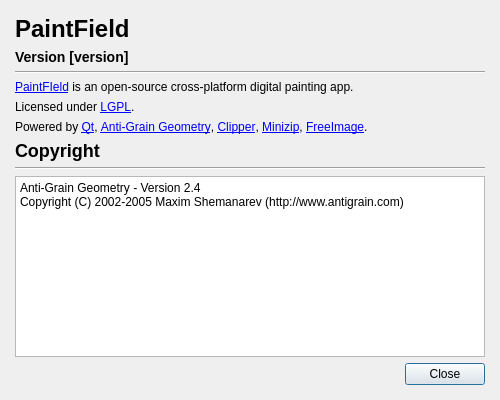
seanchas116/PaintField, file src/paintfield/extensions/aboutdialog/aboutdialog.ui: the form before one commit.
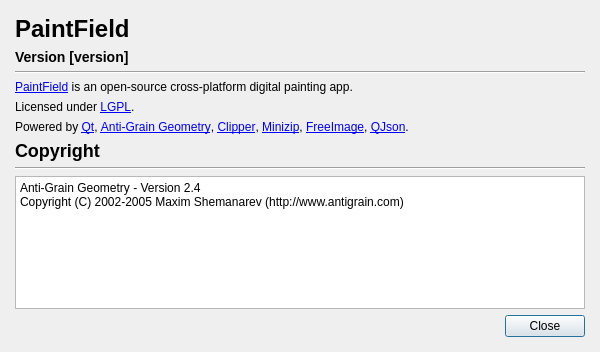
The form after the commit.

Commit message: changed about dialog

```diff
--- a/src/paintfield/extensions/aboutdialog/aboutdialog.ui
+++ b/src/paintfield/extensions/aboutdialog/aboutdialog.ui
@@ -6,8 +6,8 @@
    <rect>
     <x>0</x>
     <y>0</y>
-    <width>500</width>
-    <height>400</height>
+    <width>600</width>
+    <height>352</height>
    </rect>
   </property>
   <property name="windowTitle">
@@ -41,7 +41,7 @@
    <item>
     <widget class="QLabel" name="label_2">
      <property name="text">
-      <string>&lt;a href=&quot;http://iofg2100.github.com/PaintField/&quot;&gt;PaintFIeld&lt;/a&gt; is an open-source cross-platform digital painting app.</string>
+      <string>&lt;a href=&quot;http://iofg2100.github.com/PaintField/&quot;&gt;PaintField&lt;/a&gt; is an open-source cross-platform digital painting app.</string>
      </property>
      <property name="wordWrap">
       <bool>true</bool>
@@ -64,7 +64,7 @@
    <item>
     <widget class="QLabel" name="label_4">
      <property name="text">
-      <string>Powered by &lt;a href=&quot;http://qt-project.org/&quot;&gt;Qt&lt;/a&gt;, &lt;a href=&quot;http://www.antigrain.com/&quot;&gt;Anti-Grain Geometry&lt;/a&gt;, &lt;a href=&quot;http://www.angusj.com/delphi/clipper.php&quot;&gt;Clipper&lt;/a&gt;, &lt;a href=&quot;http://www.winimage.com/zLibDll/minizip.html&quot;&gt;Minizip&lt;/a&gt;, &lt;a href=&quot;http://freeimage.sourceforge.net/&quot;&gt;FreeImage&lt;/a&gt;.</string>
+      <string>Powered by &lt;a href=&quot;http://qt-project.org/&quot;&gt;Qt&lt;/a&gt;, &lt;a href=&quot;http://www.antigrain.com/&quot;&gt;Anti-Grain Geometry&lt;/a&gt;, &lt;a href=&quot;http://www.angusj.com/delphi/clipper.php&quot;&gt;Clipper&lt;/a&gt;, &lt;a href=&quot;http://www.winimage.com/zLibDll/minizip.html&quot;&gt;Minizip&lt;/a&gt;, &lt;a href=&quot;http://freeimage.sourceforge.net/&quot;&gt;FreeImage&lt;/a&gt;, &lt;a href=&quot;http://qjson.sourceforge.net/&quot;&gt;QJson&lt;/a&gt;.</string>
      </property>
      <property name="openExternalLinks">
       <bool>true</bool>
```
